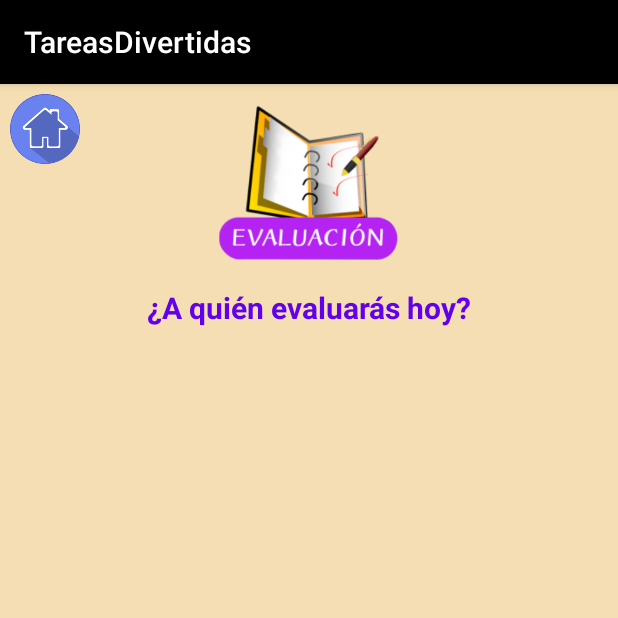
After one commit to AdrianY1998/tareas-divertidas, an Android app: the EvaluacionActivity screen opened directly, with no data from a screen before it, on a phone screen of 412 x 824 dp, the top half of it. The commit adds this screen. Run offline under Robolectric (Android 15) with nearby library versions, the phone set to English and light mode, and no system bars.

Commit message:
creacion de activity y layout evaluación y algunas conexiones con el menu

```diff
--- a/app/src/main/AndroidManifest.xml
+++ b/app/src/main/AndroidManifest.xml
@@ -9,13 +9,13 @@
         android:roundIcon="@mipmap/ic_launcher_round"
         android:supportsRtl="true"
         android:theme="@style/AppTheme">
-        <activity android:name=".TareasActivity">
-        </activity>
-        <activity android:name=".TareasDetailsActivity"/>
-        <activity android:name=".NuevaTarea"/>
-        <activity android:name=".MiembroActivity"/>
-        <activity android:name=".CrearMiembroActivity"/>
-        <activity android:name=".MenuActivity"/>
+        <activity android:name=".EvaluacionActivity"></activity>
+        <activity android:name=".TareasActivity"></activity>
+        <activity android:name=".TareasDetailsActivity" />
+        <activity android:name=".NuevaTarea" />
+        <activity android:name=".MiembroActivity" />
+        <activity android:name=".CrearMiembroActivity" />
+        <activity android:name=".MenuActivity" />
         <activity android:name=".InicioActivity">
             <intent-filter>
                 <action android:name="android.intent.action.MAIN" />
--- /dev/null
+++ b/app/src/main/java/bo/elite/tareasdivertidas/EvaluacionActivity.java
@@ -0,0 +1,34 @@
+package bo.elite.tareasdivertidas;
+
+import android.content.Context;
+import android.content.Intent;
+import android.support.v7.app.AppCompatActivity;
+import android.os.Bundle;
+import android.view.View;
+import android.widget.ImageView;
+
+public class EvaluacionActivity extends AppCompatActivity {
+    private Context mContext;
+    private ImageView mBotonAtras;
+
+    @Override
+    protected void onCreate(Bundle savedInstanceState) {
+        super.onCreate(savedInstanceState);
+        setContentView(R.layout.activity_evaluacion);
+        mContext = this;
+        initViews();
+    }
+
+    private void initViews() {
+        mBotonAtras=findViewById(R.id.botonHome);
+        mBotonAtras.setOnClickListener(new View.OnClickListener() {
+            @Override
+            public void onClick(View v) {
+                Intent intent = new Intent(mContext, MenuActivity.class);
+                startActivity(intent);
+            }
+        });
+
+
+    }
+}
--- a/app/src/main/java/bo/elite/tareasdivertidas/MenuActivity.java
+++ b/app/src/main/java/bo/elite/tareasdivertidas/MenuActivity.java
@@ -13,6 +13,7 @@ public class MenuActivity extends AppCompatActivity {
     private ImageView mBotonMiembros;
     private ImageView mBotonAsignacionTareas;
     private ImageView mBotonPremios;
+    private ImageView mBotonEvaluacion;
 
     @Override
     protected void onCreate(Bundle savedInstanceState) {
@@ -26,6 +27,7 @@ public class MenuActivity extends AppCompatActivity {
         mBotonMiembros = findViewById(R.id.botonMiembros);
         mBotonPremios = findViewById(R.id.botonPremios);
         mBotonAsignacionTareas= findViewById(R.id.botonAsignacionTareas);
+        mBotonEvaluacion =findViewById(R.id.evaluacion);
         mBotonMiembros.setOnClickListener(new View.OnClickListener() {
             @Override
             public void onClick(View v) {
@@ -47,5 +49,12 @@ public class MenuActivity extends AppCompatActivity {
                 startActivity(intent);
             }
         });
+        mBotonEvaluacion.setOnClickListener(new View.OnClickListener() {
+            @Override
+            public void onClick(View v) {
+                Intent intent = new Intent(mContext, EvaluacionActivity.class);
+                startActivity(intent);
+            }
+        });
     }
 }
--- /dev/null
+++ b/app/src/main/res/layout/activity_evaluacion.xml
@@ -0,0 +1,57 @@
+<?xml version="1.0" encoding="utf-8"?>
+<RelativeLayout xmlns:android="http://schemas.android.com/apk/res/android"
+    xmlns:app="http://schemas.android.com/apk/res-auto"
+    xmlns:tools="http://schemas.android.com/tools"
+    android:layout_width="match_parent"
+    android:layout_height="match_parent"
+    android:background="@color/colorPrimaryDark"
+    tools:context=".EvaluacionActivity">
+
+    <RelativeLayout
+        android:id="@+id/posicionLogo"
+        android:layout_width="match_parent"
+        android:layout_height="wrap_content"
+        android:layout_alignParentTop="true"
+        android:layout_marginTop="0dp">
+
+        <ImageView
+            android:id="@+id/botonHome"
+            android:layout_width="60dp"
+            android:layout_height="60dp"
+            app:srcCompat="@drawable/boton_inicio"
+            android:src="@drawable/boton_inicio"
+            android:padding="5dp"/>
+
+        <ImageView
+            android:id="@+id/logo"
+            android:layout_width="wrap_content"
+            android:layout_height="120dp"
+            android:layout_centerHorizontal="true"
+            android:src="@drawable/boton_evaluacion"
+            app:srcCompat="@drawable/boton_evaluacion" />
+
+        <TextView
+            android:layout_width="wrap_content"
+            android:layout_height="wrap_content"
+            android:layout_below="@id/logo"
+            android:layout_centerHorizontal="true"
+            android:layout_gravity="center"
+            android:layout_marginTop="15dp"
+            android:text="¿A quién evaluarás hoy?"
+            android:textColor="@color/design_default_color_primary"
+            android:textSize="20dp"
+            android:textStyle="bold" />
+
+
+
+    </RelativeLayout>
+
+
+    <ListView
+        android:layout_width="match_parent"
+        android:layout_height="match_parent"
+        android:layout_above="@+id/botones"
+        android:layout_below="@+id/posicionLogo"
+        android:layout_margin="40dp"/>
+
+</RelativeLayout>
--- a/app/src/main/res/values/colors.xml
+++ b/app/src/main/res/values/colors.xml
@@ -1,6 +1,6 @@
 <?xml version="1.0" encoding="utf-8"?>
 <resources>
     <color name="colorPrimary">#000000</color>
-    <color name="colorPrimaryDark">#f5deb3</color>
+    <color name="colorPrimaryDark">#F5DEB3</color>
     <color name="colorAccent">#D81B60</color>
 </resources>
```
Also changed, not shown: app/build.gradle (line endings or trailing spaces).
